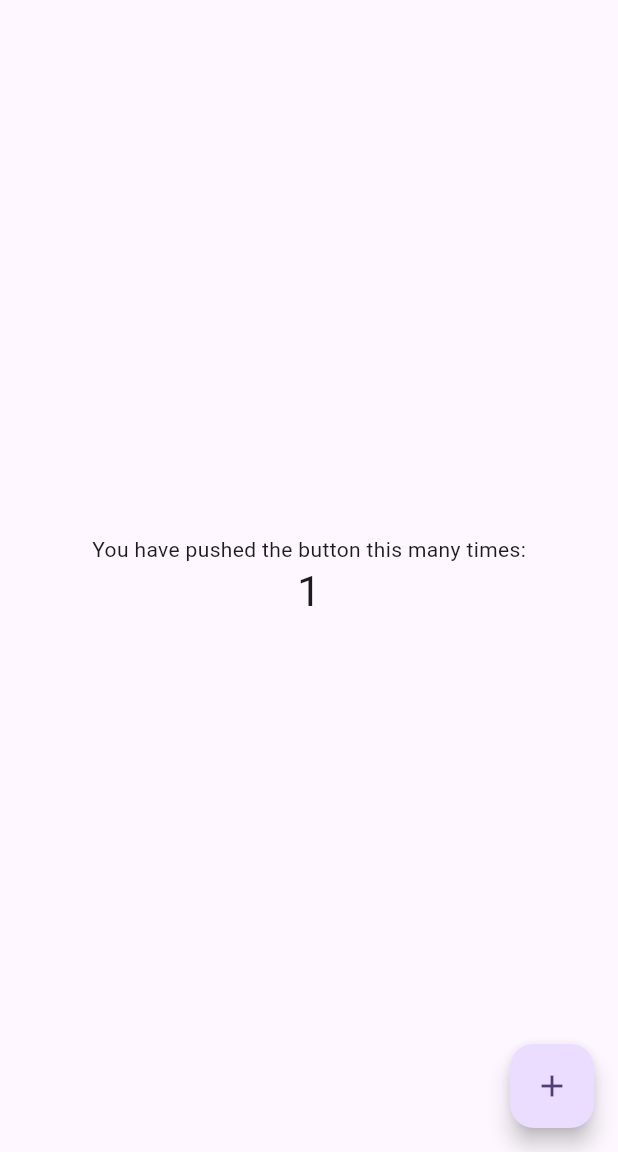
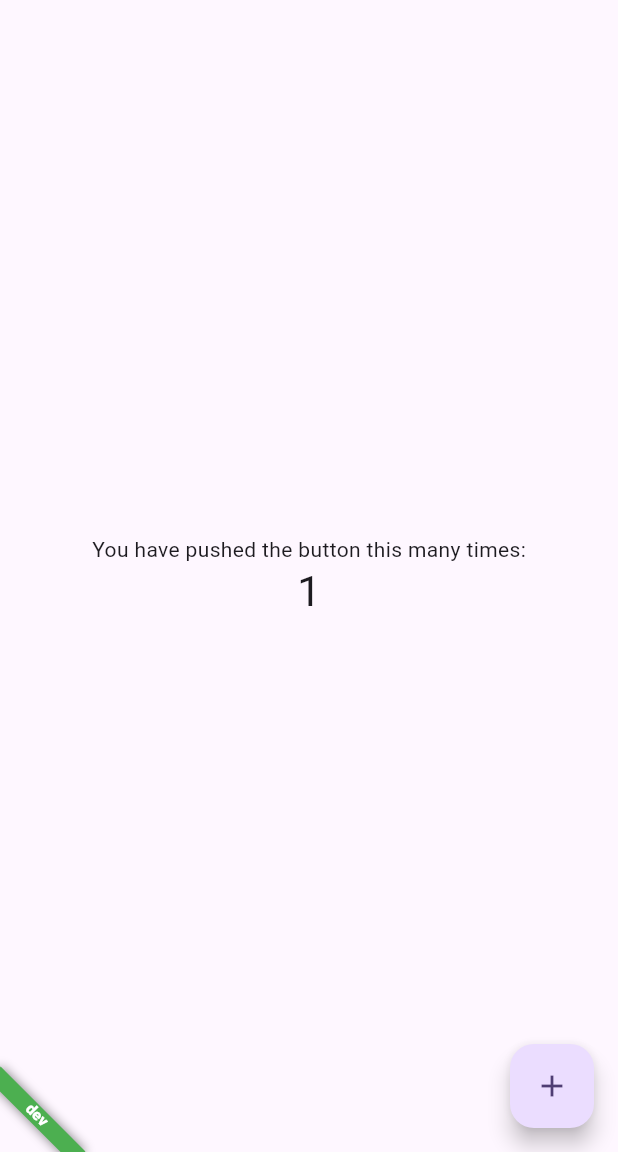
Before and after one commit to timvanginderen/demo, a Flutter app: the screen it shows after launch, after a tap on the "add" icon, on a phone screen of 412 x 824 dp, the part 84-1236 px from its top. Run offline on Flutter 3.47's test engine with Material 2 defaults, Android fonts, the phone set to English and light mode, and no system bars; our stand-ins replace get_it, injectable.

Commit message:
Setup app flavors

```diff
--- /dev/null
+++ b/lib/core/di/di.dart
@@ -0,0 +1,21 @@
+import 'package:demo/core/di/di.config.dart';
+import 'package:flutter/foundation.dart';
+import 'package:get_it/get_it.dart';
+import 'package:injectable/injectable.dart';
+import 'package:demo/core/data/config/app_config.dart';
+
+T locator<T extends Object>({dynamic param1, dynamic param2}) {
+  try {
+    return GetIt.instance<T>(param1: param1, param2: param2);
+    // ignore: avoid_catching_errors
+  } on ArgumentError {
+    // logger.e('$T was not registered in the locator.');
+    rethrow;
+  }
+}
+
+@injectableInit
+void setupDependencies(Flavor flavor) {
+  GetIt getIt = GetIt.instance;
+  getIt.init(environment: describeEnum(flavor));
+}
--- /dev/null
+++ b/lib/core/presentation/widgets/flavor_banner_widget.dart
@@ -0,0 +1,37 @@
+import 'package:demo/core/data/config/app_config.dart';
+import 'package:demo/core/di/di.dart';
+import 'package:flutter/foundation.dart';
+import 'package:flutter/material.dart';
+
+class FlavorBanner extends StatelessWidget {
+  final Color bannerColor;
+  final Widget child;
+
+  const FlavorBanner({Key? key, required this.bannerColor, required this.child})
+      : super(key: key);
+
+  @override
+  Widget build(BuildContext context) {
+    return Stack(
+      alignment: AlignmentDirectional.bottomStart,
+      children: <Widget>[child, _buildBanner(context)],
+    );
+  }
+
+  Widget _buildBanner(BuildContext context) {
+    final AppConfig appConfig = locator();
+    return Container(
+      color: Colors.transparent,
+      height: 60,
+      width: 60,
+      child: CustomPaint(
+        painter: BannerPainter(
+            message: describeEnum(appConfig.flavor),
+            textDirection: Directionality.of(context),
+            layoutDirection: Directionality.of(context),
+            location: BannerLocation.bottomStart,
+            color: bannerColor),
+      ),
+    );
+  }
+}
--- a/lib/main.dart
+++ b/lib/main.dart
@@ -1,52 +1,35 @@
+import 'package:demo/core/data/config/app_config.dart';
+import 'package:demo/core/di/di.dart';
+import 'package:demo/core/presentation/widgets/flavor_banner_widget.dart';
 import 'package:flutter/material.dart';
 
-void main() {
+Future<void> runAppCommon(Flavor flavor) async {
+  WidgetsFlutterBinding.ensureInitialized();
+  setupDependencies(flavor);
+  final AppConfig appConfig = locator();
   runApp(const MyApp());
 }
 
 class MyApp extends StatelessWidget {
   const MyApp({super.key});
 
-  // This widget is the root of your application.
   @override
   Widget build(BuildContext context) {
     return MaterialApp(
       title: 'Flutter Demo',
       theme: ThemeData(
-        // This is the theme of your application.
-        //
-        // TRY THIS: Try running your application with "flutter run". You'll see
-        // the application has a blue toolbar. Then, without quitting the app,
-        // try changing the seedColor in the colorScheme below to Colors.green
-        // and then invoke "hot reload" (save your changes or press the "hot
-        // reload" button in a Flutter-supported IDE, or press "r" if you used
-        // the command line to start the app).
-        //
-        // Notice that the counter didn't reset back to zero; the application
-        // state is not lost during the reload. To reset the state, use hot
-        // restart instead.
-        //
-        // This works for code too, not just values: Most code changes can be
-        // tested with just a hot reload.
         colorScheme: ColorScheme.fromSeed(seedColor: Colors.deepPurple),
         useMaterial3: true,
       ),
-      home: const MyHomePage(title: 'Flutter Demo Home Page'),
+      home: const FlavorBanner(
+          bannerColor: Colors.green,
+          child: MyHomePage(title: 'Flutter Demo Home Page')),
     );
   }
 }
 
 class MyHomePage extends StatefulWidget {
   const MyHomePage({super.key, required this.title});
-
-  // This widget is the home page of your application. It is stateful, meaning
-  // that it has a State object (defined below) that contains fields that affect
-  // how it looks.
-
-  // This class is the configuration for the state. It holds the values (in this
-  // case the title) provided by the parent (in this case the App widget) and
-  // used by the build method of the State. Fields in a Widget subclass are
-  // always marked "final".
 
   final String title;
 
--- /dev/null
+++ b/lib/main_dev.dart
@@ -0,0 +1,4 @@
+import 'package:demo/core/data/config/app_config.dart';
+import 'package:demo/main.dart';
+
+void main() => runAppCommon(Flavor.dev);
--- /dev/null
+++ b/lib/main_prod.dart
@@ -0,0 +1,4 @@
+import 'package:demo/core/data/config/app_config.dart';
+import 'package:demo/main.dart';
+
+void main() => runAppCommon(Flavor.prod);
--- /dev/null
+++ b/lib/main_qa.dart
@@ -0,0 +1,4 @@
+import 'package:demo/core/data/config/app_config.dart';
+import 'package:demo/main.dart';
+
+void main() => runAppCommon(Flavor.qa);
```
Also changed, not shown: lib/core/data/config/app_config.dart (added, +38 -0 lines), lib/core/di/di.config.dart (added), 1 other file.
